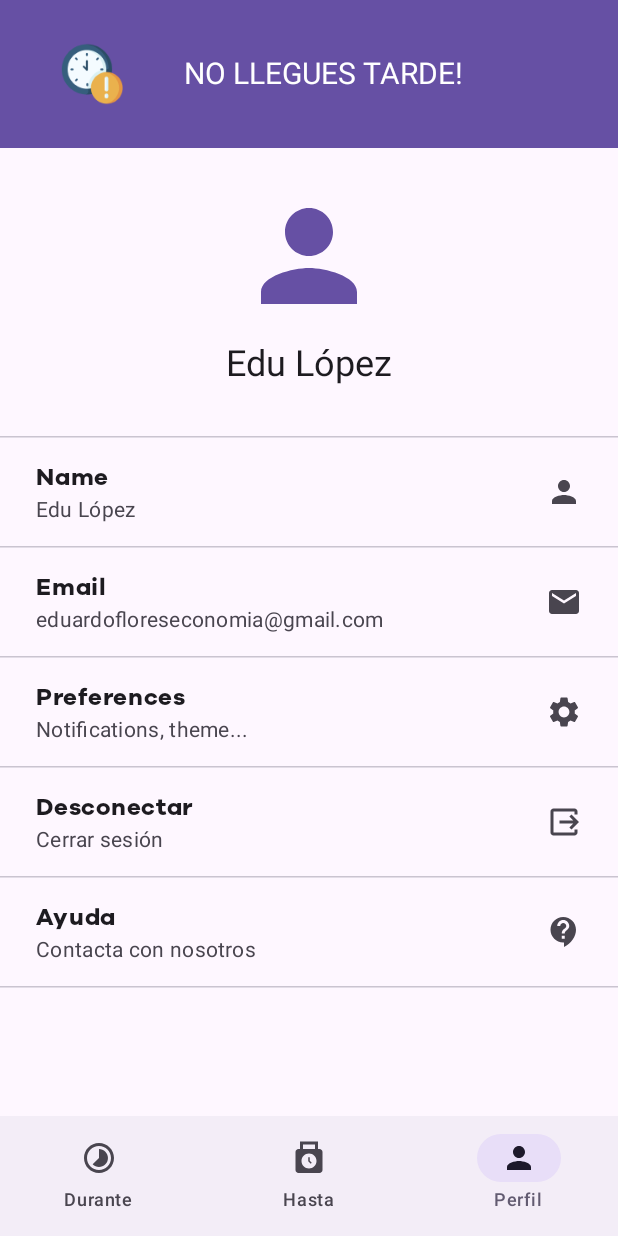
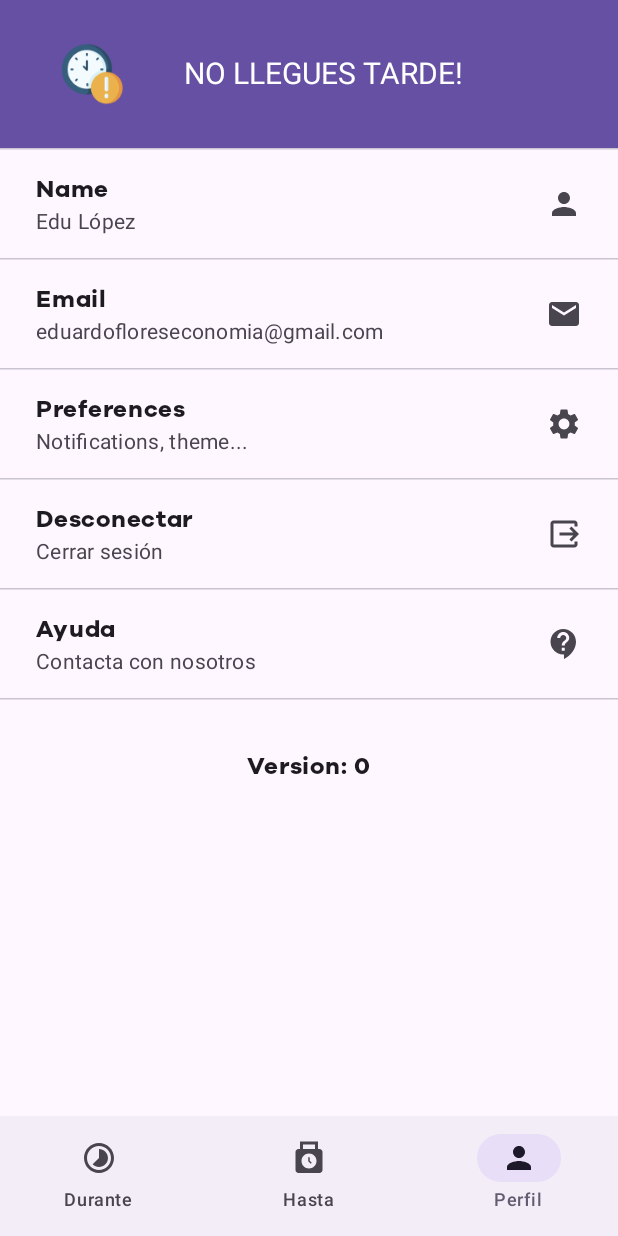
Before and after one commit to BungaEdu/donotbelate, an Android app built with Jetpack Compose: the ProfileScreen screen opened through its navigation route, on a phone screen of 412 x 824 dp. Run offline under Robolectric (Android 15) with nearby library versions, the phone set to English and light mode, and no system bars; 2 statements that could not run were skipped.

Commit message:
Refactor: Add version info to ProfileScreen and utility functions
This commit introduces the following changes:

- **ProfileScreen:**
    - Displays the application's `versionCode` (and a commented-out option to show `versionName` as well).
    - Temporarily commented out the user avatar and name header.
- **Utils.kt:**
    - Added `getVersionName()` function to retrieve the application's `versionName`.
    - Added `getVersionCode()` function to retrieve the application's `versionCode`, handling different Android versions.
- **build.gradle.kts:**
    - Incremented `versionCode` from 4 to 5.

```diff
--- a/app/build.gradle.kts
+++ b/app/build.gradle.kts
@@ -11,7 +11,7 @@ android {
         applicationId = "com.bungaedu.donotbelate"
         minSdk = 26
         targetSdk = 35
-        versionCode = 4
+        versionCode = 5
         versionName = "1.0.0"
 
         testInstrumentationRunner = "androidx.test.runner.AndroidJUnitRunner"
--- a/app/src/main/java/com/bungaedu/donotbelate/presentation/screens/ProfileScreen.kt
+++ b/app/src/main/java/com/bungaedu/donotbelate/presentation/screens/ProfileScreen.kt
@@ -13,23 +13,29 @@ import androidx.compose.material3.DividerDefaults
 import androidx.compose.material3.HorizontalDivider
 import androidx.compose.material3.Icon
 import androidx.compose.material3.ListItem
-import androidx.compose.material3.MaterialTheme
 import androidx.compose.material3.Text
 import androidx.compose.runtime.Composable
 import androidx.compose.ui.Alignment
 import androidx.compose.ui.Modifier
 import androidx.compose.ui.graphics.vector.ImageVector
+import androidx.compose.ui.platform.LocalContext
 import androidx.compose.ui.unit.dp
 import androidx.navigation.NavController
 import com.bungaedu.donotbelate.navigation.Screen
+import com.bungaedu.donotbelate.utils.getVersionCode
+import com.bungaedu.donotbelate.utils.getVersionName
 
 private const val TAG = "*ProfileScreen"
 
 @Composable
 fun ProfileScreen(navController: NavController) {
+    val context = LocalContext.current
+    val versionName = getVersionName(context)
+    val versionCode = getVersionCode(context)
+
     Column(modifier = Modifier.fillMaxSize()) {
         // Header con avatar y nombre
-        Column(
+        /*Column(
             modifier = Modifier
                 .fillMaxWidth()
                 .padding(top = 24.dp),
@@ -45,7 +51,7 @@ fun ProfileScreen(navController: NavController) {
             Text("Edu López", style = MaterialTheme.typography.headlineSmall)
         }
 
-        Spacer(modifier = Modifier.height(32.dp))
+        Spacer(modifier = Modifier.height(32.dp))*/
 
         // Lista de ítems
         HorizontalDivider(Modifier, DividerDefaults.Thickness, DividerDefaults.color)
@@ -78,6 +84,17 @@ fun ProfileScreen(navController: NavController) {
             icon = Icons.AutoMirrored.Filled.ContactSupport,
             value = "Contacta con nosotros",
             onClick = { /* Editar */ })
+        Spacer(modifier = Modifier.height(32.dp))
+        Box(
+            modifier = Modifier
+                .fillMaxWidth(),
+            contentAlignment = Alignment.Center
+        ) {
+            Text(text = "Version: $versionCode")
+        //TODO esta es la correcta
+        //Text(text = "Version: ($versionCode)$versionName")
+        }
+
     }
 }
 
--- a/app/src/main/java/com/bungaedu/donotbelate/utils/Utils.kt
+++ b/app/src/main/java/com/bungaedu/donotbelate/utils/Utils.kt
@@ -2,6 +2,7 @@ package com.bungaedu.donotbelate.utils
 
 import android.content.Context
 import android.content.Context.ACTIVITY_SERVICE
+import android.os.Build
 import com.bungaedu.donotbelate.service.DuranteService
 
 fun isServiceRunning(context: Context): Boolean {
@@ -10,3 +11,33 @@ fun isServiceRunning(context: Context): Boolean {
         it.service.className == DuranteService::class.java.name
     }
 }
+
+// Función para obtener el versionName desde el contexto
+fun getVersionName(context: Context): String {
+    return try {
+        val packageInfo = context.packageManager.getPackageInfo(context.packageName, 0)
+        packageInfo.versionName ?: "N/A"
+    } catch (e: Exception) {
+        "N/A"
+    }
+}
+
+/**
+ * Obtiene el versionCode de la aplicación.
+ *
+ * @param context Contexto de la aplicación.
+ * @return El versionCode como un número entero o -1 si hay un error.
+ */
+fun getVersionCode(context: Context): Int {
+    return try {
+        val packageInfo = context.packageManager.getPackageInfo(context.packageName, 0)
+        if (Build.VERSION.SDK_INT >= Build.VERSION_CODES.P) {
+            packageInfo.longVersionCode.toInt() // Convertir longVersionCode a Int
+        } else {
+            @Suppress("DEPRECATION")
+            packageInfo.versionCode
+        }
+    } catch (e: Exception) {
+        -1
+    }
+}
```
